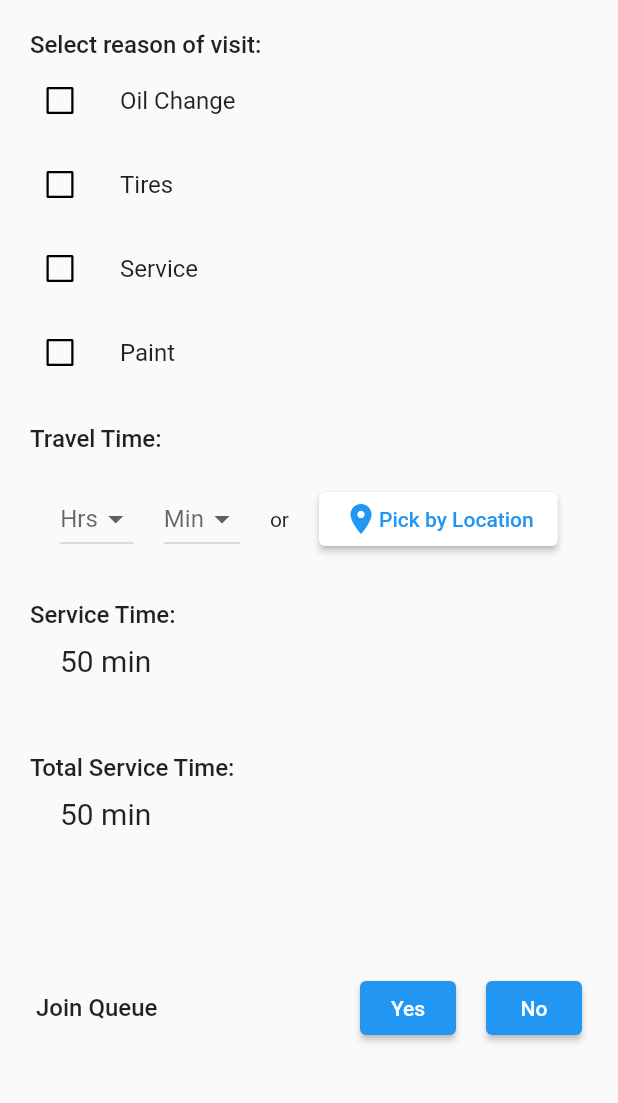
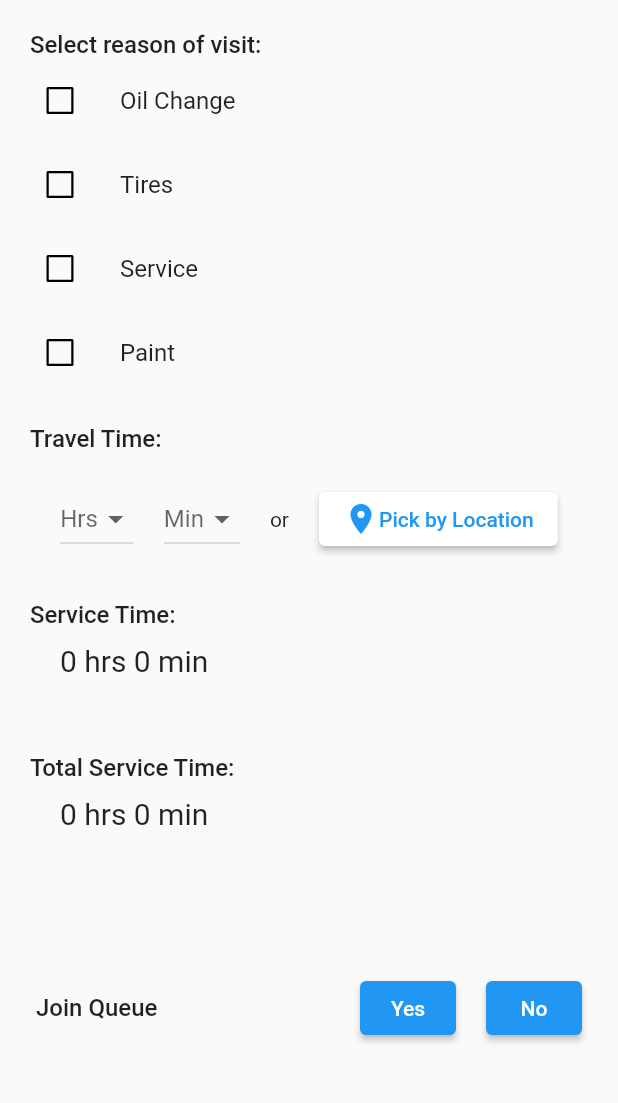
Before and after one commit to victormutuku/Booking, a Flutter app: the JoinQueueScreen screen opened by its route, on a phone screen of 412 x 824 dp, the part 84-1187 px from its top. Run offline on Flutter 3.47's test engine with Material 2 defaults, Android fonts, the phone set to English and light mode, and no system bars; our stand-ins replace firebase_auth, firebase_core, firebase_database; missing offline and left inert: custom_timer; accounts and stored records are empty.

Commit message:
Made service time and total service time dynamic

```diff
--- a/lib/screens/home.dart
+++ b/lib/screens/home.dart
@@ -34,6 +34,12 @@ class _HomeState extends State<Home> with SingleTickerProviderStateMixin {
   void didChangeDependencies() {
     Provider.of<Queues>(context).retrieveUserDetails();
     super.didChangeDependencies();
+  }
+
+  @override
+  void dispose() {
+    controller.dispose();
+    super.dispose();
   }
 
   @override
--- a/lib/screens/join_queue.dart
+++ b/lib/screens/join_queue.dart
@@ -1,3 +1,5 @@
+import 'dart:developer';
+
 import 'package:booking/widgets/side_drawer.dart';
 
 import '../utils/queues.dart';
@@ -24,6 +26,13 @@ class _JoinQueueScreenState extends State<JoinQueueScreen> {
   bool _tiresSelected = false;
   bool _serviceSelected = false;
   bool _paintSelected = false;
+  List<int> svList = [0, 0, 0, 0];
+  bool _runOilChangeOnce = false;
+  bool _runTiresOnce = false;
+  bool _runServiceOnce = false;
+  bool _runPaintOnce = false;
+
+  Map<String, int> serviceValueList = {};
 
   int selectedHrs = 0;
   int selectedMins = 0;
@@ -37,8 +46,110 @@ class _JoinQueueScreenState extends State<JoinQueueScreen> {
     );
   }
 
+  fetchServiceValues() async {
+    final databaseReference = database.ref().child("/admin_services");
+    final prevDb = await databaseReference.once();
+    final retPrevDb = prevDb.snapshot.value as Map;
+    final fPrevDb = retPrevDb.values.first as Map;
+    // log(fPrevDb.values.first.toString());
+    for (int i = 0; i < fPrevDb.values.length; i++) {
+      final xs = fPrevDb.values.elementAt(i) as Map;
+      log(xs.toString());
+      for (int j = 0; j < xs.length; j++) {
+        serviceValueList.putIfAbsent(
+            xs.values.elementAt(1), () => xs.values.elementAt(0));
+      }
+    }
+  }
+
+  @override
+  void initState() {
+    fetchServiceValues();
+    super.initState();
+  }
+
+  int serviceTime = 0;
+
+  int sVal() {
+    if (_oilChangeSelected == true) {
+      if (_runOilChangeOnce == false) {
+        svList[0] = serviceValueList.values.first;
+        setState(() {
+          serviceTime += svList[0];
+        });
+        _runOilChangeOnce = true;
+      }
+    } else {
+      setState(() {
+        serviceTime -= svList[0];
+      });
+      svList[0] = 0;
+      _runOilChangeOnce = false;
+    }
+    if (_tiresSelected == true) {
+      if (_runTiresOnce == false) {
+        svList[1] = serviceValueList.values.elementAt(1);
+        setState(() {
+          serviceTime += svList[1];
+        });
+        _runTiresOnce = true;
+      }
+    } else {
+      setState(() {
+        serviceTime -= svList[1];
+      });
+      svList[1] = 0;
+      _runTiresOnce = false;
+    }
+    if (_serviceSelected == true) {
+      if (_runServiceOnce == false) {
+        svList[2] = serviceValueList.values.elementAt(2);
+        setState(() {
+          serviceTime += svList[2];
+        });
+        _runServiceOnce = true;
+      }
+    } else {
+      setState(() {
+        serviceTime -= svList[2];
+      });
+      svList[2] = 0;
+      _runServiceOnce = false;
+    }
+
+    if (_paintSelected == true) {
+      if (_runPaintOnce == false) {
+        svList[3] = serviceValueList.values.elementAt(3);
+        setState(() {
+          serviceTime += svList[3];
+        });
+        _runPaintOnce = true;
+      }
+      // svList[3] = 0;
+    } else {
+      setState(() {
+        serviceTime -= svList[3];
+      });
+      svList[3] = 0;
+      _runPaintOnce = false;
+    }
+
+    return serviceTime;
+  }
+
+  int totalServiceTime = 0;
+
+  int totalsVal() {
+    setState(() {
+      totalServiceTime = serviceTime + (selectedHrs * 60) + selectedMins;
+    });
+    return totalServiceTime;
+  }
+
   @override
   Widget build(BuildContext context) {
+    sVal();
+    totalsVal();
     return Scaffold(
       appBar: AppBar(
         title: Text(
@@ -229,10 +340,10 @@ class _JoinQueueScreenState extends State<JoinQueueScreen> {
               Padding(
                 padding: const EdgeInsets.symmetric(horizontal: 40),
                 child: Row(
-                  children: const [
+                  children: [
                     Text(
-                      '50 min',
-                      style: TextStyle(fontSize: 20),
+                      '${(serviceTime / 60).floor()} hrs ${serviceTime % 60} min',
+                      style: const TextStyle(fontSize: 20),
                     ),
                   ],
                 ),
@@ -252,10 +363,10 @@ class _JoinQueueScreenState extends State<JoinQueueScreen> {
               Padding(
                 padding: const EdgeInsets.symmetric(horizontal: 40),
                 child: Row(
-                  children: const [
+                  children: [
                     Text(
-                      '50 min',
-                      style: TextStyle(
+                      '${(totalServiceTime/ 60).floor()} hrs ${totalServiceTime % 60} min',
+                      style: const TextStyle(
                         fontSize: 20,
                       ),
                     ),
@@ -275,7 +386,7 @@ class _JoinQueueScreenState extends State<JoinQueueScreen> {
                       ElevatedButton(
                         onPressed: () {
                           Provider.of<Queues>(context, listen: false)
-                              .joinQueue(selectedHrs, selectedMins, services);
+                              .joinQueue(serviceTime, totalServiceTime, services);
                           setState(() {
                             _showSnackBar();
                             Navigator.of(context).pop();
--- a/lib/utils/strings.dart
+++ b/lib/utils/strings.dart
@@ -1,6 +1,10 @@
 import 'package:flutter/material.dart';
 
 const List<DropdownMenuItem> minsList = [
+  DropdownMenuItem(
+    value: 0,
+    child: Text('0'),
+  ),
   DropdownMenuItem(
     value: 5,
     child: Text('5'),
```
Also changed, not shown: lib/utils/queues.dart (+61 -7 lines).
